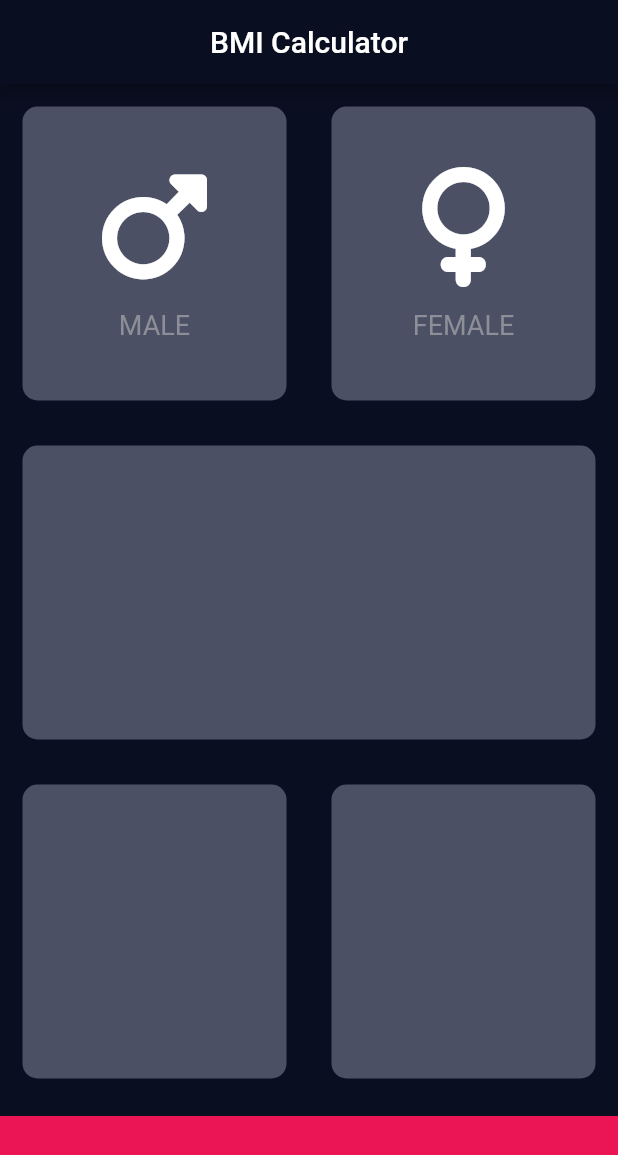
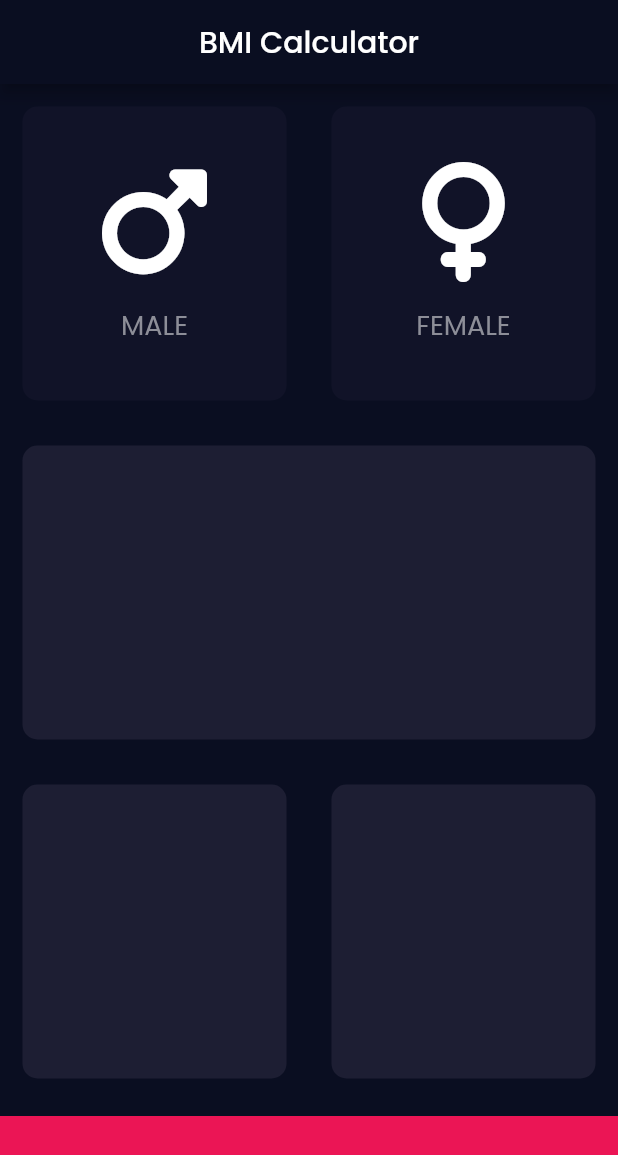
Before and after one commit to pravinkori/BMI-Calculator, a Flutter app: the screen it shows after launch, on a phone screen of 412 x 824 dp. Shown: the top 1155 px of the screen. Run offline on Flutter 3.47's test engine with Material 2 defaults, Android fonts, the phone set to English and light mode, and no system bars; our stand-ins replace font_awesome_flutter, google_fonts.

Commit message:
Added gesture detector to gender cards with active and inactive state.

```diff
--- a/lib/input_page.dart
+++ b/lib/input_page.dart
@@ -3,7 +3,8 @@ import 'package:font_awesome_flutter/font_awesome_flutter.dart';
 import './icon_content.dart';
 import './reusable_card.dart';
 
-const activeCardColour = Color(0xFF4C5065);
+const activeCardColour = Color(0xFF1D1E33);
+const inactiveCardColour = Color(0xFF111328);
 const bottomContainerHeight = 80.0;
 const bottomContainerColour = Color(0xFFEB1555);
 
@@ -13,11 +14,35 @@ class InputPage extends StatefulWidget {
 }
 
 class _InputPageState extends State<InputPage> {
+  Color maleCardColour = inactiveCardColour;
+  Color femaleCardColour = inactiveCardColour;
+
+  void updateColour(int gender) {
+    if (gender == 1) {
+      if (maleCardColour == inactiveCardColour) {
+        maleCardColour = activeCardColour;
+        femaleCardColour = inactiveCardColour;
+      } else {
+        maleCardColour = inactiveCardColour;
+      }
+    }
+    if (gender == 2) {
+      if (femaleCardColour == inactiveCardColour) {
+        femaleCardColour = activeCardColour;
+        maleCardColour = inactiveCardColour;
+      } else {
+        femaleCardColour = inactiveCardColour;
+      }
+    }
+  }
+
   @override
   Widget build(BuildContext context) {
     return Scaffold(
       appBar: AppBar(
-        title: const Text('BMI Calculator'),
+        title: Text(
+          'BMI Calculator',
+        ),
         centerTitle: true,
         backgroundColor: Color(0xFF0A0E21),
       ),
@@ -27,20 +52,34 @@ class _InputPageState extends State<InputPage> {
             child: Row(
               children: [
                 Expanded(
+                  child: GestureDetector(
+                    onTap: () {
+                      setState(() {
+                        updateColour(1);
+                      });
+                    },
                     child: ReusableCard(
-                    colour: activeCardColour,
+                      colour: maleCardColour,
                       cardChild: IconContent(
                         icon: FontAwesomeIcons.mars,
                         label: "MALE",
                       ),
                     ),
                   ),
+                ),
                 Expanded(
+                  child: GestureDetector(
+                    onTap: () {
+                      setState(() {
+                        updateColour(2);
+                      });
+                    },
                     child: ReusableCard(
-                    colour: activeCardColour,
+                      colour: femaleCardColour,
                       cardChild: IconContent(
                         icon: FontAwesomeIcons.venus,
                         label: "FEMALE",
+                      ),
                     ),
                   ),
                 ),
--- a/lib/main.dart
+++ b/lib/main.dart
@@ -1,4 +1,5 @@
 import 'package:flutter/material.dart';
+import 'package:google_fonts/google_fonts.dart';
 import 'input_page.dart';
 
 void main() {
@@ -13,6 +14,7 @@ class BMICalculator extends StatelessWidget {
       theme: ThemeData.dark().copyWith(
         primaryColor: Color(0xFF0A0E21),
         scaffoldBackgroundColor: Color(0xFF0A0E21),
+        textTheme: GoogleFonts.poppinsTextTheme(),
       ),
       home: InputPage(),
     );
--- a/pubspec.yaml
+++ b/pubspec.yaml
@@ -35,6 +35,7 @@ dependencies:
   # Use with the CupertinoIcons class for iOS style icons.
   cupertino_icons: ^1.0.2
   font_awesome_flutter: ^10.3.0
+  google_fonts: ^3.0.1
 
 dev_dependencies:
   flutter_test:
```
Also changed, not shown: pubspec.lock. Lines whose indentation alone changed are shown as unchanged.
